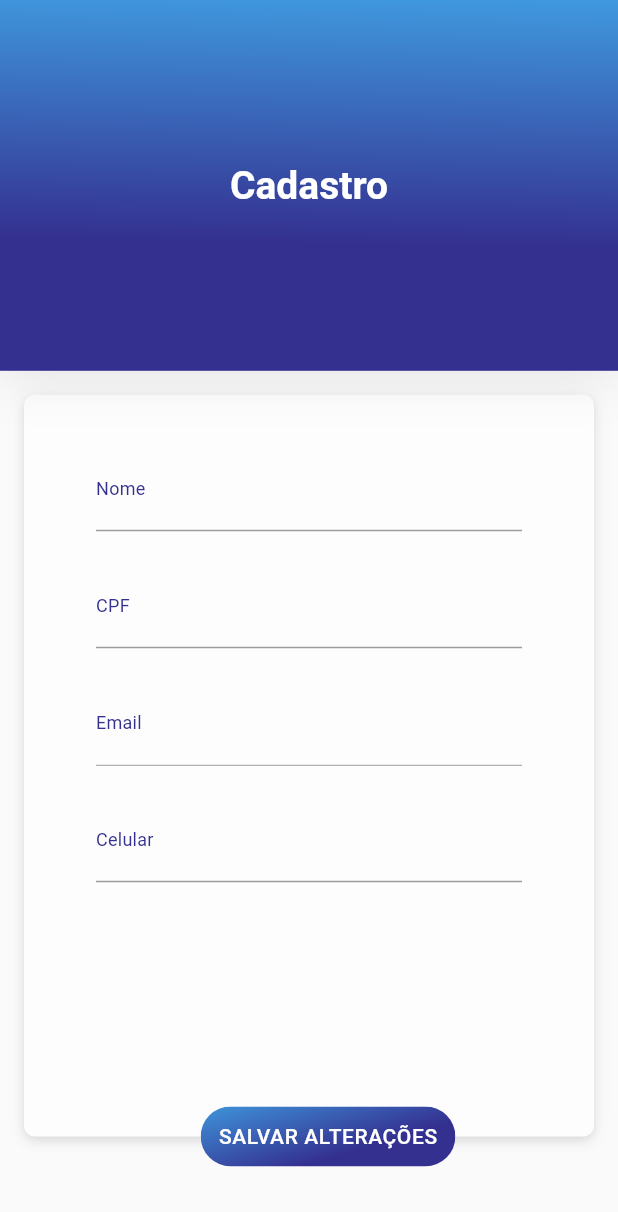
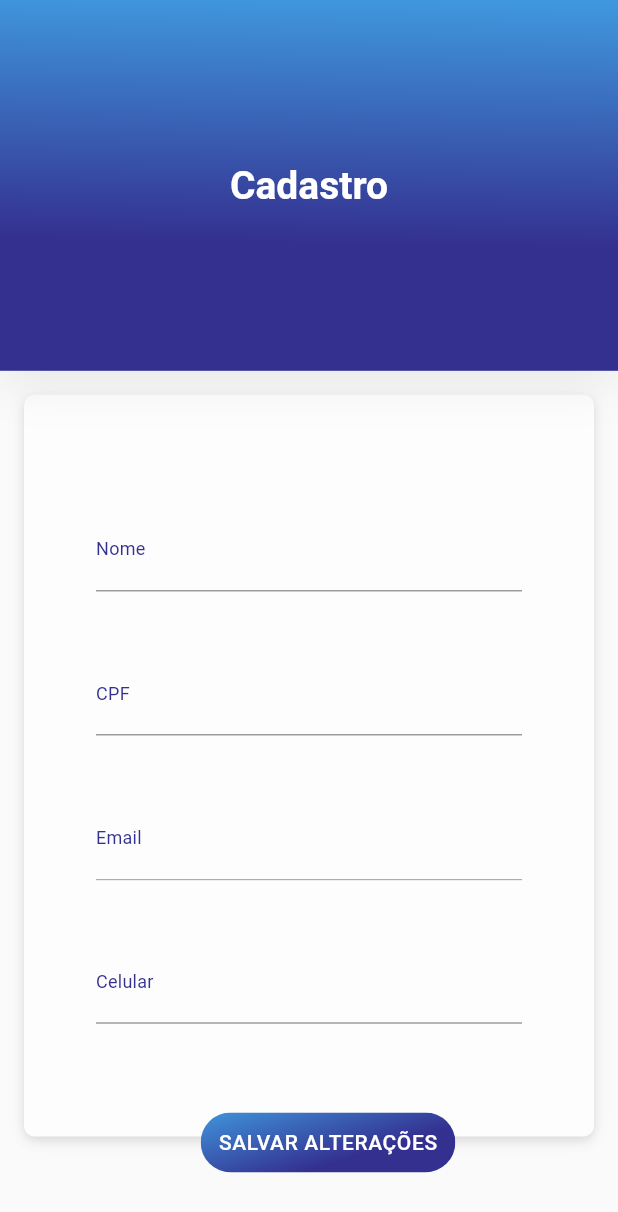
Before and after one commit to devguusta/RaroAcademy_Budget, a Flutter app: the RegistryEditPage screen opened directly, on a phone screen of 412 x 824 dp. Shown: the top 1212 px of the screen. Run offline on Flutter 3.47's test engine with Material 2 defaults, Android fonts, the phone set to English and light mode, and no system bars; our stand-ins replace cloud_firestore, connectivity, extended_masked_text, firebase_auth, firebase_core, flutter_mobx and 3 more; missing offline and left inert: animated_card, cpf_cnpj_validator; accounts and stored records are empty; generated files the repository leaves out were written again; statements that could not run were skipped; project files that could hold a hidden picture were left out.

Commit message:
atualiza input e gradiente de cadastro

```diff
--- a/lib/modules/registry-edit/registry_edit_page.dart
+++ b/lib/modules/registry-edit/registry_edit_page.dart
@@ -41,7 +41,8 @@ class _RegistryEditPageState extends State<RegistryEditPage> {
         preferredSize:
             Size.fromHeight(MediaQuery.of(context).size.height * 0.3),
       ),
-      body: Stack(
+      body: SingleChildScrollView(
+        child: Stack(
           children: [
             Padding(
               padding: const EdgeInsets.fromLTRB(16, 16, 16, 40),
@@ -57,10 +58,10 @@ class _RegistryEditPageState extends State<RegistryEditPage> {
                     AppShadows.opacity020,
                   ],
                 ),
-              child: SingleChildScrollView(
                 child: Form(
                   key: form,
                   child: Column(
+                    mainAxisAlignment: MainAxisAlignment.spaceEvenly,
                     children: [
                       InputForm(
                         hintText: "Nome",
@@ -78,7 +79,6 @@ class _RegistryEditPageState extends State<RegistryEditPage> {
                           return null;
                         },
                       ),
-                      const SizedBox(height: 22),
                       InputForm(
                         hintText: "CPF",
                         labelText: "CPF",
@@ -94,7 +94,6 @@ class _RegistryEditPageState extends State<RegistryEditPage> {
                           return null;
                         },
                       ),
-                      const SizedBox(height: 22),
                       InputForm(
                         enabled: false,
                         hintText: "Email",
@@ -107,7 +106,6 @@ class _RegistryEditPageState extends State<RegistryEditPage> {
                           return null;
                         },
                       ),
-                      const SizedBox(height: 22),
                       InputForm(
                         hintText: "Celular",
                         labelText: "Celular",
@@ -128,9 +126,8 @@ class _RegistryEditPageState extends State<RegistryEditPage> {
                 ),
               ),
             ),
-          ),
             Positioned(
-            bottom: 20.0,
+              bottom: 16.0,
               right: MediaQuery.of(context).size.width / 3.8,
               child: ButtonWidget(
                 onTap: () async {
@@ -143,7 +140,9 @@ class _RegistryEditPageState extends State<RegistryEditPage> {
                         await SharedPreferences.getInstance();
 
                     UserModel newUser = userManager.user!.copyWith(
-                      name: nameEditing, cpf: cpfEditing, phone: phoneEditing);
+                        name: nameEditing,
+                        cpf: cpfEditing,
+                        phone: phoneEditing);
 
                     LoginController().updateUser(newUser);
 
@@ -161,6 +160,7 @@ class _RegistryEditPageState extends State<RegistryEditPage> {
             )
           ],
         ),
+      ),
     );
   }
 }
```
Lines whose indentation alone changed are shown as unchanged.
